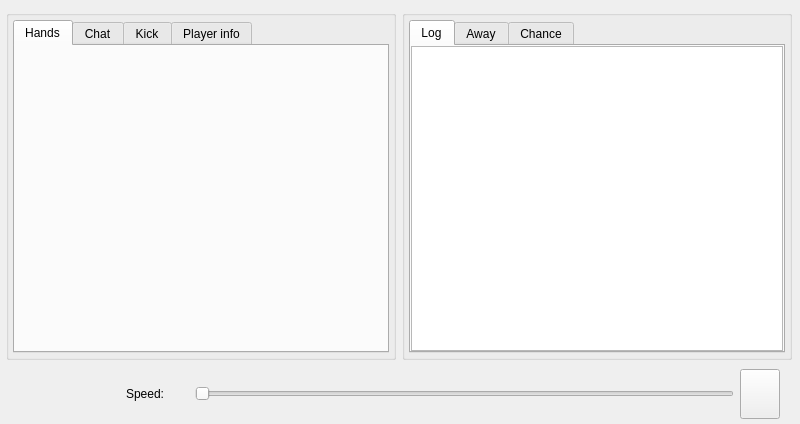
Qt form src/gui/qt/gui_800x480/tabs_800x480.ui (pokerth/pokerth) before a commit.
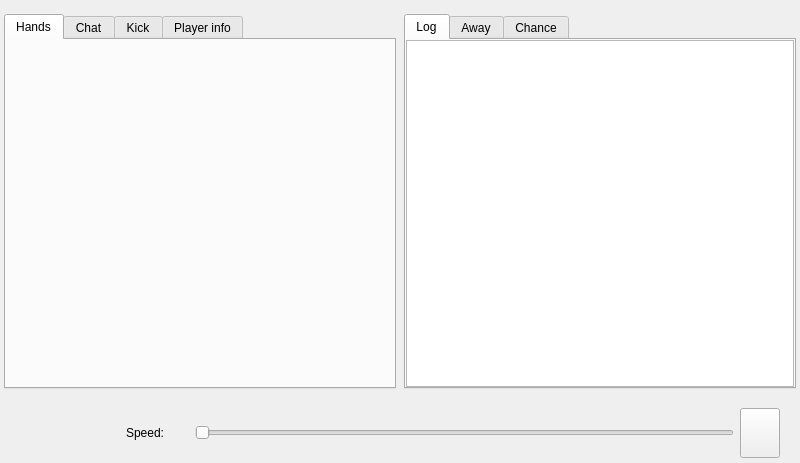
The same form after that commit. Icons and pictures are not drawn. Custom widgets are drawn as their Qt base class.

What changed in the file:
```diff
--- a/src/gui/qt/gui_800x480/tabs_800x480.ui
+++ b/src/gui/qt/gui_800x480/tabs_800x480.ui
@@ -7,7 +7,7 @@
     <x>0</x>
     <y>0</y>
     <width>800</width>
-    <height>424</height>
+    <height>463</height>
    </rect>
   </property>
   <property name="sizePolicy">
@@ -77,17 +77,14 @@
           </property>
           <item>
            <widget class="QGroupBox" name="groupBox_LeftToolBox">
-            <property name="minimumSize">
-             <size>
-              <width>390</width>
-              <height>350</height>
-             </size>
+            <property name="sizePolicy">
+             <sizepolicy hsizetype="Preferred" vsizetype="MinimumExpanding">
+              <horstretch>0</horstretch>
+              <verstretch>0</verstretch>
+             </sizepolicy>
             </property>
-            <property name="maximumSize">
-             <size>
-              <width>390</width>
-              <height>350</height>
-             </size>
+            <property name="styleSheet">
+             <string notr="true">QGroupBox { border: 0px; }</string>
             </property>
             <property name="flat">
              <bool>true</bool>
@@ -98,6 +95,12 @@
              </property>
              <item row="0" column="0">
               <widget class="MyLeftTabWidget" name="tabWidget_Left">
+               <property name="sizePolicy">
+                <sizepolicy hsizetype="Expanding" vsizetype="MinimumExpanding">
+                 <horstretch>0</horstretch>
+                 <verstretch>0</verstretch>
+                </sizepolicy>
+               </property>
                <property name="focusPolicy">
                 <enum>Qt::NoFocus</enum>
                </property>
@@ -346,17 +349,14 @@
           </item>
           <item>
            <widget class="QGroupBox" name="groupBox_RightToolBox">
-            <property name="minimumSize">
-             <size>
-              <width>390</width>
-              <height>350</height>
-             </size>
+            <property name="sizePolicy">
+             <sizepolicy hsizetype="Preferred" vsizetype="MinimumExpanding">
+              <horstretch>0</horstretch>
+              <verstretch>0</verstretch>
+             </sizepolicy>
             </property>
-            <property name="maximumSize">
-             <size>
-              <width>390</width>
-              <height>350</height>
-             </size>
+            <property name="styleSheet">
+             <string notr="true">QGroupBox { border: 0px; }</string>
             </property>
             <property name="flat">
              <bool>true</bool>
@@ -373,6 +373,12 @@
              </property>
              <item row="0" column="0">
               <widget class="MyRightTabWidget" name="tabWidget_Right">
+               <property name="sizePolicy">
+                <sizepolicy hsizetype="Expanding" vsizetype="MinimumExpanding">
+                 <horstretch>0</horstretch>
+                 <verstretch>0</verstretch>
+                </sizepolicy>
+               </property>
                <property name="focusPolicy">
                 <enum>Qt::NoFocus</enum>
                </property>
@@ -538,10 +544,13 @@
           <property name="orientation">
            <enum>Qt::Vertical</enum>
           </property>
+          <property name="sizeType">
+           <enum>QSizePolicy::Fixed</enum>
+          </property>
           <property name="sizeHint" stdset="0">
            <size>
             <width>20</width>
-            <height>40</height>
+            <height>10</height>
            </size>
           </property>
          </spacer>
@@ -719,7 +728,7 @@
           <item>
            <widget class="Slider" name="horizontalSlider_speed">
             <property name="sizePolicy">
-             <sizepolicy hsizetype="Expanding" vsizetype="Expanding">
+             <sizepolicy hsizetype="MinimumExpanding" vsizetype="Preferred">
               <horstretch>0</horstretch>
               <verstretch>0</verstretch>
              </sizepolicy>
```
